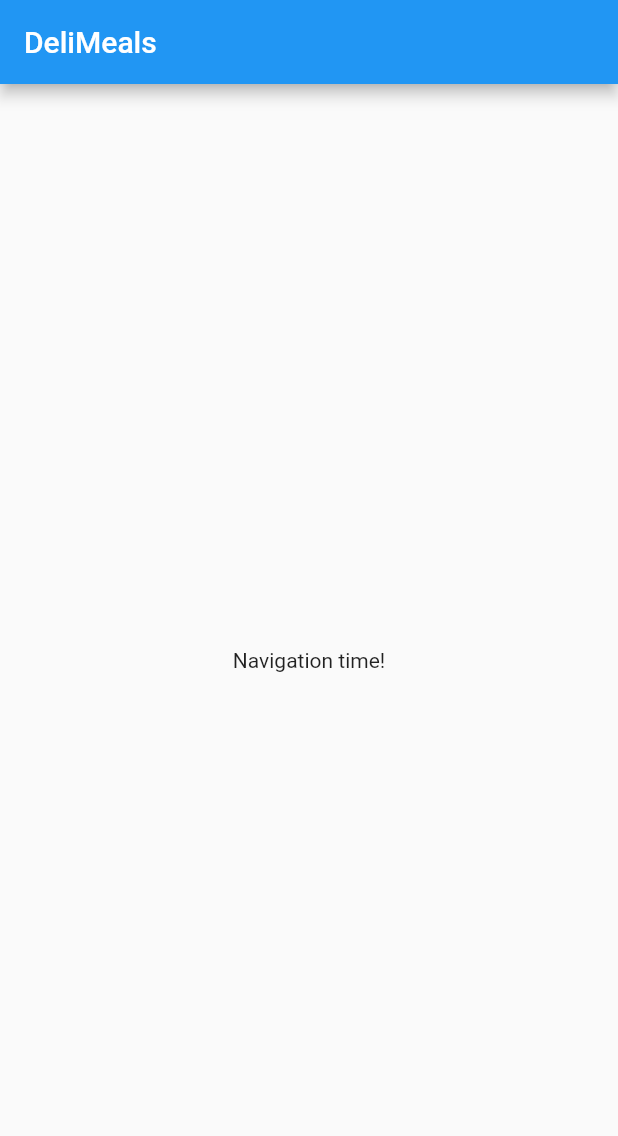
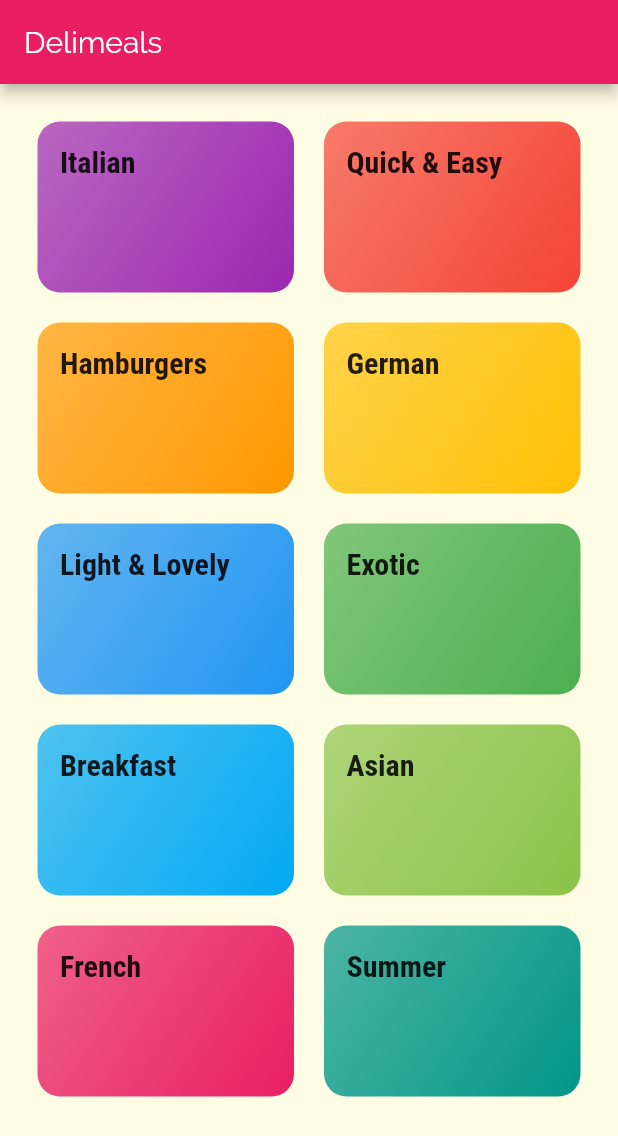
Before and after one commit to CodenameCOTC/recipe, a Flutter app: the screen it shows after launch, on a phone screen of 412 x 824 dp. Shown: the top 1136 px of the screen. Run offline on Flutter 3.47's test engine with Material 2 defaults, Android fonts, the phone set to English and light mode, and no system bars.

Commit message:
add category widget

```diff
--- /dev/null
+++ b/lib/categories_screen.dart
@@ -0,0 +1,26 @@
+import 'package:flutter/material.dart';
+
+import 'package:meals_app/category_item.dart';
+import 'package:meals_app/dummy_data.dart';
+
+class CategoriesScreen extends StatelessWidget {
+  @override
+  Widget build(BuildContext context) {
+    print(context);
+    return Scaffold(
+      appBar: AppBar(title: Text('Delimeals')),
+      body: GridView(
+        padding: const EdgeInsets.all(25),
+        children: DUMMY_CATEGORIES
+            .map((category) => CategoryItem(category.title, category.color))
+            .toList(),
+        gridDelegate: SliverGridDelegateWithMaxCrossAxisExtent(
+          maxCrossAxisExtent: 200,
+          childAspectRatio: 3 / 2,
+          crossAxisSpacing: 20,
+          mainAxisSpacing: 20,
+        ),
+      ),
+    );
+  }
+}
--- /dev/null
+++ b/lib/category_item.dart
@@ -0,0 +1,30 @@
+import 'package:flutter/material.dart';
+
+class CategoryItem extends StatelessWidget {
+  final String title;
+  final Color color;
+
+  CategoryItem(this.title, this.color);
+
+  @override
+  Widget build(BuildContext context) {
+    return Container(
+      padding: const EdgeInsets.all(15),
+      child: Text(
+        title,
+        style: Theme.of(context).textTheme.title,
+      ),
+      decoration: BoxDecoration(
+        gradient: LinearGradient(
+          colors: [
+            color.withOpacity(0.7),
+            color,
+          ],
+          begin: Alignment.topLeft,
+          end: Alignment.bottomRight,
+        ),
+        borderRadius: BorderRadius.circular(15),
+      ),
+    );
+  }
+}
--- /dev/null
+++ b/lib/dummy_data.dart
@@ -0,0 +1,56 @@
+import 'package:flutter/material.dart';
+
+import 'models/category.model.dart';
+
+const DUMMY_CATEGORIES = const [
+  Category(
+    id: 'c1',
+    title: 'Italian',
+    color: Colors.purple,
+  ),
+  Category(
+    id: 'c2',
+    title: 'Quick & Easy',
+    color: Colors.red,
+  ),
+  Category(
+    id: 'c3',
+    title: 'Hamburgers',
+    color: Colors.orange,
+  ),
+  Category(
+    id: 'c4',
+    title: 'German',
+    color: Colors.amber,
+  ),
+  Category(
+    id: 'c5',
+    title: 'Light & Lovely',
+    color: Colors.blue,
+  ),
+  Category(
+    id: 'c6',
+    title: 'Exotic',
+    color: Colors.green,
+  ),
+  Category(
+    id: 'c7',
+    title: 'Breakfast',
+    color: Colors.lightBlue,
+  ),
+  Category(
+    id: 'c8',
+    title: 'Asian',
+    color: Colors.lightGreen,
+  ),
+  Category(
+    id: 'c9',
+    title: 'French',
+    color: Colors.pink,
+  ),
+  Category(
+    id: 'c10',
+    title: 'Summer',
+    color: Colors.teal,
+  ),
+];
--- a/lib/main.dart
+++ b/lib/main.dart
@@ -1,4 +1,5 @@
 import 'package:flutter/material.dart';
+import 'package:meals_app/categories_screen.dart';
 
 void main() => runApp(MyApp());
 
@@ -8,16 +9,24 @@ class MyApp extends StatelessWidget {
     return MaterialApp(
       title: 'DeliMeals',
       theme: ThemeData(
-        primarySwatch: Colors.blue,
+        primarySwatch: Colors.pink,
+        accentColor: Colors.amber,
+        canvasColor: Color.fromRGBO(255, 254, 229, 1),
+        fontFamily: 'Raleway',
+        textTheme: ThemeData.light().textTheme.copyWith(
+            body1: TextStyle(
+              color: Color.fromRGBO(20, 51, 51, 1),
+            ),
+            body2: TextStyle(
+              color: Color.fromRGBO(20, 51, 51, 1),
+            ),
+            title: TextStyle(
+              fontSize: 20,
+              fontWeight: FontWeight.bold,
+              fontFamily: 'RobotoCondensed',
+            )),
       ),
-      home: Scaffold(
-        appBar: AppBar(
-          title: Text('DeliMeals'),
-        ),
-        body: Center(
-          child: Text('Navigation time!'),
-        ),
-      ),
+      home: CategoriesScreen(),
     );
   }
 }
--- /dev/null
+++ b/lib/models/category.model.dart
@@ -0,0 +1,13 @@
+import 'package:flutter/material.dart';
+
+class Category {
+  final String id;
+  final String title;
+  final Color color;
+
+  const Category({
+    @required this.id,
+    @required this.title,
+    this.color = Colors.orange,
+  });
+}
```
Also changed, not shown: pubspec.yaml (+18 -8 lines), assets/fonts/Raleway-Black.ttf (added), assets/fonts/Raleway-Bold.ttf (added), assets/fonts/Raleway-Regular.ttf (added), assets/fonts/RobotoCondensed-Bold.ttf (added), assets/fonts/RobotoCondensed-Italic.ttf (added), assets/fonts/RobotoCondensed-Light.ttf (added), assets/fonts/RobotoCondensed-Regular.ttf (added).
